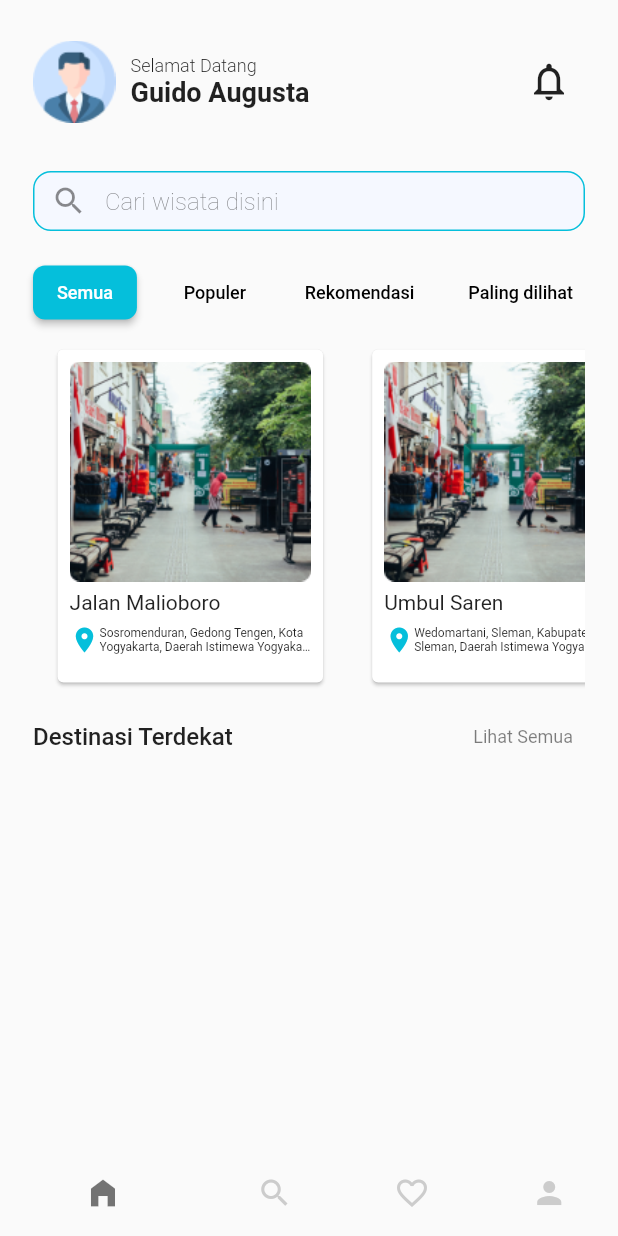
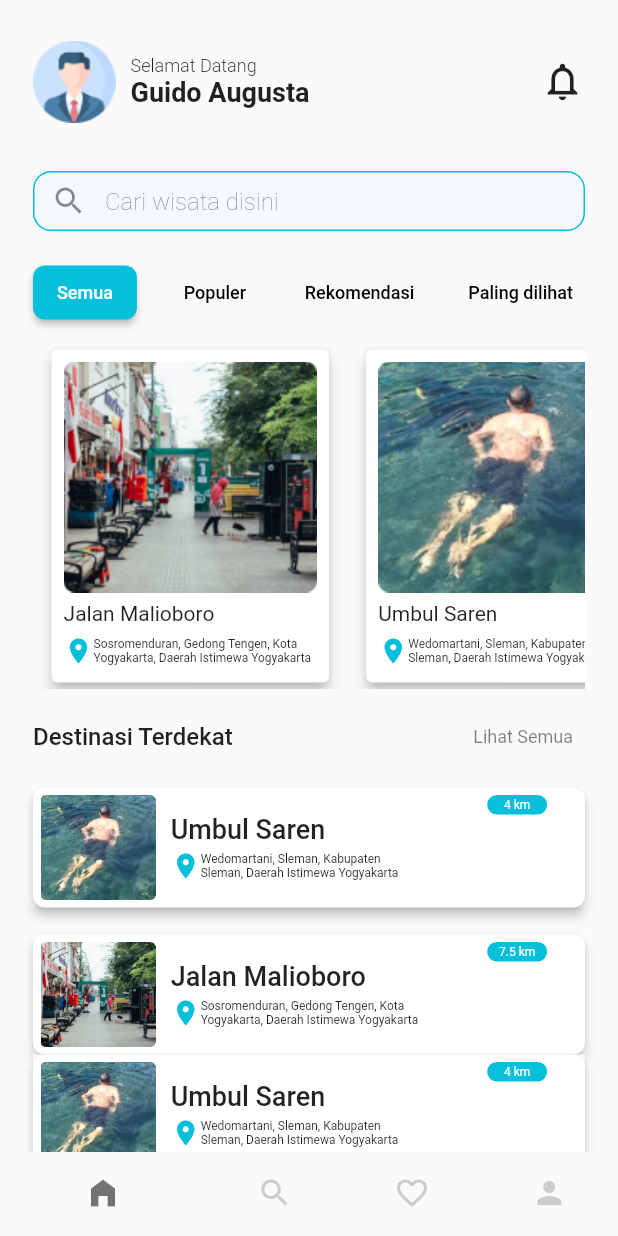
Before and after one commit to shandikadav/jogjatour, a Flutter app: the screen it shows after launch, after a tap on "Login", on a phone screen of 412 x 824 dp. Run offline on Flutter 3.47's test engine with Material 2 defaults, Android fonts, the light colour scheme and no system bars; drawn by our look-alikes of carousel_slider; missing offline and left inert: flutter_launcher_icons.

Commit message:
membuat daftar destinasi terdekat di homepage

```diff
--- a/lib/pages/homepages.dart
+++ b/lib/pages/homepages.dart
@@ -16,7 +16,7 @@ class HomePages extends StatelessWidget {
         child: ListView(
           children: [
             Padding(
-              padding: const EdgeInsets.fromLTRB(22, 27, 22, 0),
+              padding: const EdgeInsets.fromLTRB(22, 27, 22, 20),
               child: Column(
                 crossAxisAlignment: CrossAxisAlignment.start,
                 children: [
@@ -47,6 +47,8 @@ class HomePages extends StatelessWidget {
                       ),
                       IconButton(
                         onPressed: () {},
+                        padding: EdgeInsets.zero,
+                        constraints: BoxConstraints(),
                         icon: Icon(Icons.notifications_none_outlined),
                         iconSize: 30,
                       )
@@ -127,90 +129,16 @@ class HomePages extends StatelessWidget {
                     padding: const EdgeInsets.only(top: 10, bottom: 8),
                     child: CarouselSlider(
                       items: [
-                        Container(
-                          width: 185,
-                          height: 230,
-                          child: Card(
-                            color: Colors.white,
-                            child: Padding(
-                              padding: const EdgeInsets.all(8.0),
-                              child: Column(
-                                crossAxisAlignment: CrossAxisAlignment.start,
-                                children: [
-                                  Image.asset('assets/jalan_malioboro.png'),
-                                  SizedBox(
-                                    height: 6,
-                                  ),
-                                  Text('Jalan Malioboro'),
-                                  SizedBox(
-                                    height: 7,
-                                  ),
-                                  Row(
-                                    children: [
-                                      Icon(
-                                        Icons.location_on,
-                                        color: Color(0xFF05BFDB),
-                                        size: 20,
-                                      ),
-                                      Expanded(
-                                        child: Text(
-                                          'Sosromenduran, Gedong Tengen, Kota Yogyakarta, Daerah Istimewa Yogyakarta',
-                                          maxLines: 2,
-                                          overflow: TextOverflow.ellipsis,
-                                          style: TextStyle(
-                                            fontSize: 8,
-                                          ),
-                                        ),
-                                      ),
-                                    ],
-                                  )
-                                ],
-                              ),
-                            ),
-                          ),
-                        ),
-                        Container(
-                          width: 185,
-                          height: 230,
-                          child: Card(
-                            color: Colors.white,
-                            child: Padding(
-                              padding: const EdgeInsets.all(8.0),
-                              child: Column(
-                                crossAxisAlignment: CrossAxisAlignment.start,
-                                children: [
-                                  Image.asset('assets/jalan_malioboro.png'),
-                                  SizedBox(
-                                    height: 6,
-                                  ),
-                                  Text('Umbul Saren'),
-                                  SizedBox(
-                                    height: 7,
-                                  ),
-                                  Row(
-                                    children: [
-                                      Icon(
-                                        Icons.location_on,
-                                        color: Color(0xFF05BFDB),
-                                        size: 20,
-                                      ),
-                                      Expanded(
-                                        child: Text(
-                                          'Wedomartani, Sleman, Kabupaten Sleman, Daerah Istimewa Yogyakarta',
-                                          maxLines: 2,
-                                          overflow: TextOverflow.ellipsis,
-                                          style: TextStyle(
-                                            fontSize: 8,
-                                          ),
-                                        ),
-                                      ),
-                                    ],
-                                  )
-                                ],
-                              ),
-                            ),
-                          ),
-                        ),
+                        cardSlider(
+                            title: 'Jalan Malioboro',
+                            alamat:
+                                'Sosromenduran, Gedong Tengen, Kota Yogyakarta, Daerah Istimewa Yogyakarta',
+                            image: 'assets/jalan_malioboro.png'),
+                        cardSlider(
+                            title: 'Umbul Saren',
+                            alamat:
+                                'Wedomartani, Sleman, Kabupaten Sleman, Daerah Istimewa Yogyakarta',
+                            image: 'assets/umbul_saren.png'),
                       ],
                       options: CarouselOptions(
                         height: 230,
@@ -243,7 +171,44 @@ class HomePages extends StatelessWidget {
                         ),
                       )
                     ],
-                  )
+                  ),
+                  SizedBox(
+                    height: 10,
+                  ),
+                  destinasiTerdekat(
+                    title: 'Umbul Saren',
+                    alamat:
+                        'Wedomartani, Sleman, Kabupaten Sleman, Daerah Istimewa Yogyakarta',
+                    image: 'assets/umbul_saren.png',
+                    jarak: '4 km',
+                  ),
+                  SizedBox(
+                    height: 18,
+                  ),
+                  destinasiTerdekat(
+                    title: 'Jalan Malioboro',
+                    alamat:
+                        'Sosromenduran, Gedong Tengen, Kota Yogyakarta, Daerah Istimewa Yogyakarta',
+                    image: 'assets/jalan_malioboro.png',
+                    jarak: '7.5 km',
+                  ),
+                  destinasiTerdekat(
+                    title: 'Umbul Saren',
+                    alamat:
+                        'Wedomartani, Sleman, Kabupaten Sleman, Daerah Istimewa Yogyakarta',
+                    image: 'assets/umbul_saren.png',
+                    jarak: '4 km',
+                  ),
+                  SizedBox(
+                    height: 18,
+                  ),
+                  destinasiTerdekat(
+                    title: 'Jalan Malioboro',
+                    alamat:
+                        'Sosromenduran, Gedong Tengen, Kota Yogyakarta, Daerah Istimewa Yogyakarta',
+                    image: 'assets/jalan_malioboro.png',
+                    jarak: '7.5 km',
+                  ),
                 ],
               ),
             ),
@@ -253,3 +218,157 @@ class HomePages extends StatelessWidget {
     );
   }
 }
+
+class destinasiTerdekat extends StatelessWidget {
+  final String title;
+  final String alamat;
+  final String image;
+  final String jarak;
+
+  destinasiTerdekat(
+      {required this.title,
+      required this.alamat,
+      required this.image,
+      required this.jarak});
+
+  @override
+  Widget build(BuildContext context) {
+    return Container(
+      width: double.infinity,
+      height: 80,
+      decoration: BoxDecoration(
+        color: Colors.white,
+      ),
+      child: Card(
+        margin: EdgeInsets.zero,
+        shape: RoundedRectangleBorder(borderRadius: BorderRadius.circular(8)),
+        elevation: 3,
+        child: Padding(
+          padding: const EdgeInsets.all(5),
+          child: Row(
+            children: [
+              Image.asset(image),
+              SizedBox(
+                width: 10,
+              ),
+              Column(
+                crossAxisAlignment: CrossAxisAlignment.start,
+                mainAxisAlignment: MainAxisAlignment.center,
+                children: [
+                  Text(
+                    title,
+                    style: TextStyle(fontSize: 18, fontWeight: FontWeight.w500),
+                  ),
+                  SizedBox(
+                    height: 4,
+                  ),
+                  Container(
+                    width: 170,
+                    child: Row(
+                      children: [
+                        Icon(
+                          Icons.location_on,
+                          color: Color(0xFF05BFDB),
+                          size: 20,
+                        ),
+                        Expanded(
+                          child: Text(
+                            alamat,
+                            maxLines: 2,
+                            overflow: TextOverflow.ellipsis,
+                            style: TextStyle(
+                              fontSize: 8,
+                            ),
+                          ),
+                        ),
+                      ],
+                    ),
+                  ),
+                ],
+              ),
+              SizedBox(
+                width: 41,
+              ),
+              Column(
+                // crossAxisAlignment: CrossAxisAlignment.end,
+                children: [
+                  Container(
+                    width: 40,
+                    height: 13,
+                    decoration: BoxDecoration(
+                      color: Color(0xFF05BFDB),
+                      borderRadius: BorderRadius.circular(8),
+                    ),
+                    child: Center(
+                      child: Text(
+                        jarak,
+                        style: TextStyle(
+                          fontSize: 8,
+                          color: Colors.white,
+                        ),
+                      ),
+                    ),
+                  )
+                ],
+              )
+            ],
+          ),
+        ),
+      ),
+    );
+  }
+}
+
+class cardSlider extends StatelessWidget {
+  final String title;
+  final String alamat;
+  final String image;
+  cardSlider({required this.title, required this.alamat, required this.image});
+
+  @override
+  Widget build(BuildContext context) {
+    return Card(
+      color: Colors.white,
+      elevation: 4,
+      child: Container(
+        width: 185,
+        height: 230,
+        child: Padding(
+          padding: const EdgeInsets.all(8.0),
+          child: Column(
+            crossAxisAlignment: CrossAxisAlignment.start,
+            children: [
+              Image.asset(image),
+              SizedBox(
+                height: 6,
+              ),
+              Text(title),
+              SizedBox(
+                height: 7,
+              ),
+              Row(
+                children: [
+                  Icon(
+                    Icons.location_on,
+                    color: Color(0xFF05BFDB),
+                    size: 20,
+                  ),
+                  Expanded(
+                    child: Text(
+                      alamat,
+                      maxLines: 2,
+                      overflow: TextOverflow.ellipsis,
+                      style: TextStyle(
+                        fontSize: 8,
+                      ),
+                    ),
+                  ),
+                ],
+              ),
+            ],
+          ),
+        ),
+      ),
+    );
+  }
+}
```
Also changed, not shown: assets/umbul_saren.png (added).
